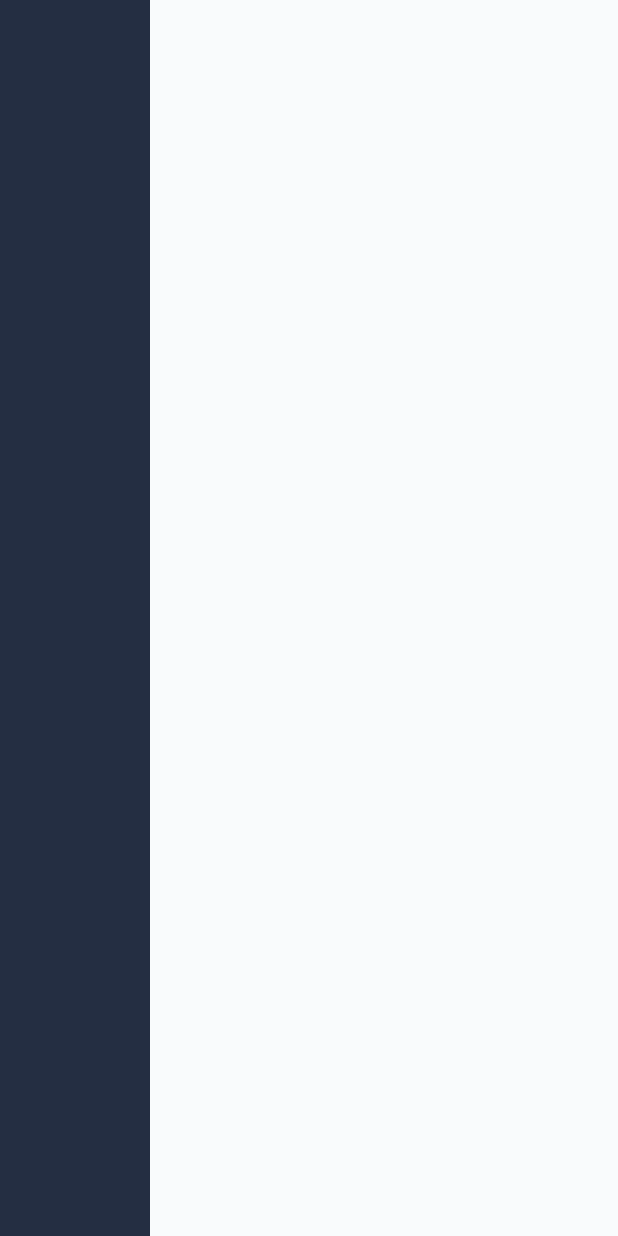
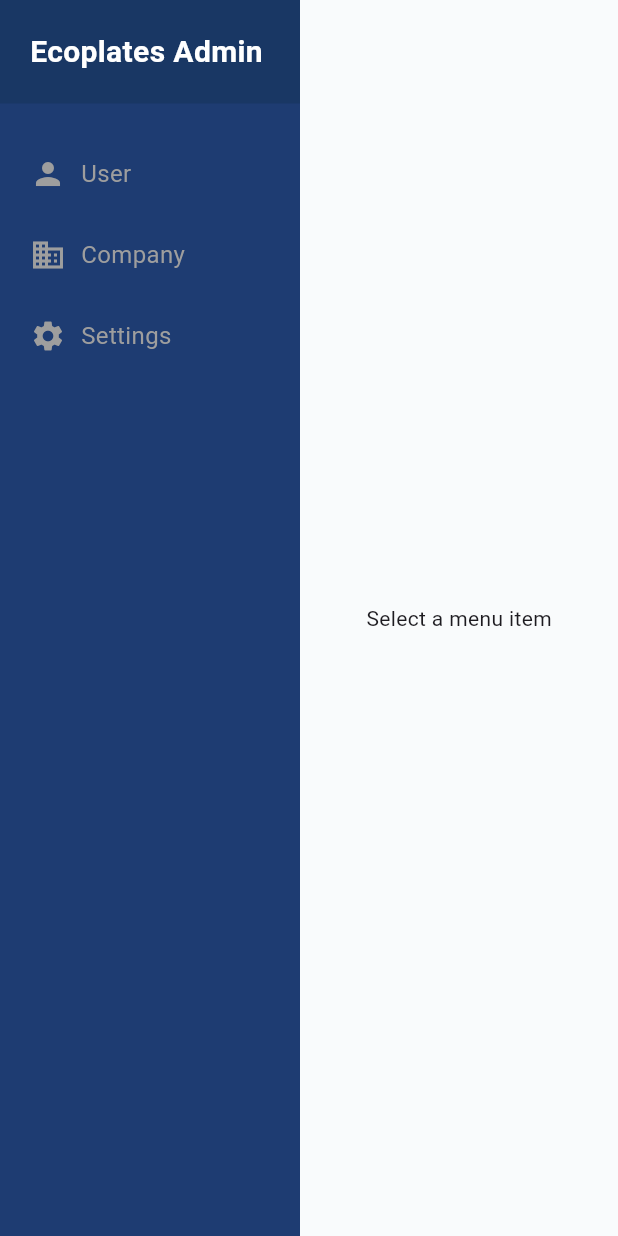
Before and after one commit to akmalbukhariev/EcoPlatesWeb, a Flutter app: the screen it shows after launch, on a phone screen of 412 x 824 dp. Run offline on Flutter 3.47's test engine with Material 3 defaults, Android fonts, the phone set to English and light mode, and no system bars.

Commit message:
User dashboard was created.

```diff
--- a/ecoplates_web/lib/main.dart
+++ b/ecoplates_web/lib/main.dart
@@ -1,4 +1,3 @@
-import 'package:ecoplates_web/src/presentation/pages/admin_option_page.dart';
 import 'package:ecoplates_web/src/presentation/pages/main_dashboard_page.dart';
 import 'package:flutter/material.dart';
 
--- a/ecoplates_web/lib/src/presentation/pages/main_dashboard_page.dart
+++ b/ecoplates_web/lib/src/presentation/pages/main_dashboard_page.dart
@@ -1,28 +1,142 @@
 import 'package:flutter/cupertino.dart';
 import 'package:flutter/material.dart';
 
-class MainDashboardPage extends StatefulWidget{
+import '../widgets/user_dashboard.dart';
+
+
+class MainDashboardPage extends StatefulWidget {
   const MainDashboardPage({super.key});
 
   @override
   State<MainDashboardPage> createState() => _MainDashboardPage();
 }
 
-class _MainDashboardPage extends State<MainDashboardPage>{
+class _MainDashboardPage extends State<MainDashboardPage> {
+  String selectedMenu = 'Users'; // Tracks which menu is active
+
   @override
   Widget build(BuildContext context) {
-      return Row(
+    return Scaffold(
+      body: Row(
         children: [
+          // Left Menu Container
           Container(
-            width: 100,
-            color: const Color.fromRGBO(36, 46, 66, 1),
+            width: 200,
+            color: const Color.fromRGBO(30, 60, 114, 1), // Blue background
+            child: Column(
+              crossAxisAlignment: CrossAxisAlignment.stretch,
+              children: [
+                // App Logo/Header
+                Container(
+                  padding: const EdgeInsets.all(20),
+                  color: const Color.fromRGBO(25, 55, 100, 1), // Slightly darker blue
+                  child: Text(
+                    'Ecoplates Admin',
+                    style: TextStyle(
+                      color: Colors.white,
+                      fontSize: 20,
+                      fontWeight: FontWeight.bold,
+                    ),
+                  ),
+                ),
+                const SizedBox(height: 20),
+                // Menu Items
+                _buildMenuItem('User', Icons.person, (){
+                  setState(() {
+                    selectedMenu = 'User';
+                  });
+                }),
+                _buildMenuItem('Company', Icons.business, (){
+                  setState(() {
+                    selectedMenu = 'Company';
+                  });
+                }),
+                _buildMenuItem('Settings', Icons.settings, (){
+                  setState(() {
+                    selectedMenu = 'Settings';
+                  });
+                }),
+              ],
+            ),
           ),
+          // Main Content
           Expanded(
-              child: Container(
-                  color: const Color.fromRGBO(249, 251, 252, 1),
-              )
-          )
+            child: Container(
+              color: const Color.fromRGBO(249, 251, 252, 1), // Light background
+              child: _buildDashboard(),
+            ),
+          ),
         ],
-      );
+      ),
+    );
+  }
+
+  // Helper to Build Menu Items with Animation
+  Widget _buildMenuItem(String title, IconData icon, VoidCallback onClick) {
+    bool isSelected = selectedMenu == title;
+    return GestureDetector(
+      onTap: () {
+        setState(() {
+          selectedMenu = title;
+        });
+        onClick();
+      },
+      child: AnimatedContainer(
+        duration: const Duration(milliseconds: 300), // Animation duration
+        curve: Curves.easeInOut, // Animation curve
+        padding: const EdgeInsets.symmetric(vertical: 15, horizontal: 20),
+        decoration: BoxDecoration(
+          color: isSelected
+              ? const Color.fromRGBO(20, 50, 100, 1) // Highlighted background
+              : Colors.transparent, // Default background
+          borderRadius: isSelected
+              ? BorderRadius.circular(0) // Rounded corners for the selected item
+              : BorderRadius.zero,
+        ),
+        child: Row(
+          children: [
+            Icon(
+              icon,
+              color: isSelected ? Colors.white : Colors.grey,
+            ),
+            const SizedBox(width: 10),
+            Text(
+              title,
+              style: TextStyle(
+                color: isSelected ? Colors.white : Colors.grey,
+                fontSize: 16,
+              ),
+            ),
+          ],
+        ),
+      ),
+    );
+  }
+
+  /// Build Dashboard Based on Selected Menu
+  Widget _buildDashboard() {
+    if (selectedMenu == 'User') {
+      return userDashboard("4520"); // Pass total user count as an example
+    } else if (selectedMenu == 'Company') {
+      return companyDashboard();
+    } else if (selectedMenu == 'Settings') {
+      return settingsPage();
+    } else {
+      return const Center(child: Text("Select a menu item"));
+    }
   }
 }
+
+// Placeholder for Company Dashboard
+Widget companyDashboard() {
+  return const Center(
+    child: Text("Company Dashboard"),
+  );
+}
+
+// Placeholder for Settings Page
+Widget settingsPage() {
+  return const Center(
+    child: Text("Settings Page"),
+  );
+}
```
Also changed, not shown: ecoplates_web/lib/src/presentation/widgets/user_dashboard.dart (added, +289 -0 lines), ecoplates_web/lib/src/presentation/widgets/company_dashboard.dart (added), ecoplates_web/pubspec.lock.
